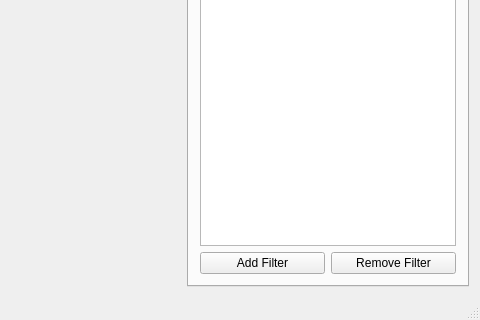
This is WorldXGen/mainwindow.ui in NicolasEtGuillaume/WorldXGen as Qt 5 draws it before an edit; both pictures show x 208 to 688 and y 142 to 462 of the 688 by 462 pixel window. The edited form follows.
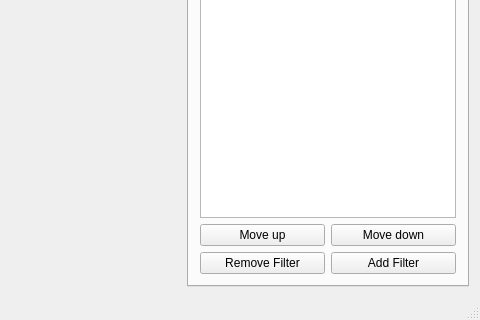
This is the edited form. Custom widgets are drawn as their Qt base class.

Commit message: Added custom names for filter and the possibility to move them.

Patch:
```diff
--- a/WorldXGen/mainwindow.ui
+++ b/WorldXGen/mainwindow.ui
@@ -141,15 +141,26 @@
         <item>
          <widget class="QListWidget" name="filterListWidget"/>
         </item>
+        <item>
+         <layout class="QHBoxLayout" name="horizontalLayout_3">
+          <item>
+           <widget class="QPushButton" name="moveUpButton">
+            <property name="text">
+             <string>Move up</string>
+            </property>
+           </widget>
+          </item>
+          <item>
+           <widget class="QPushButton" name="moveDownButton">
+            <property name="text">
+             <string>Move down</string>
+            </property>
+           </widget>
+          </item>
+         </layout>
+        </item>
         <item>
          <layout class="QHBoxLayout" name="horizontalLayout_2">
-          <item>
-           <widget class="QPushButton" name="addFilterButton">
-            <property name="text">
-             <string>Add Filter</string>
-            </property>
-           </widget>
-          </item>
           <item>
            <widget class="QPushButton" name="removeFilterButton">
             <property name="text">
@@ -157,6 +168,13 @@
             </property>
            </widget>
           </item>
+          <item>
+           <widget class="QPushButton" name="addFilterButton">
+            <property name="text">
+             <string>Add Filter</string>
+            </property>
+           </widget>
+          </item>
          </layout>
         </item>
        </layout>
```
The commit also changes 8 other files.
